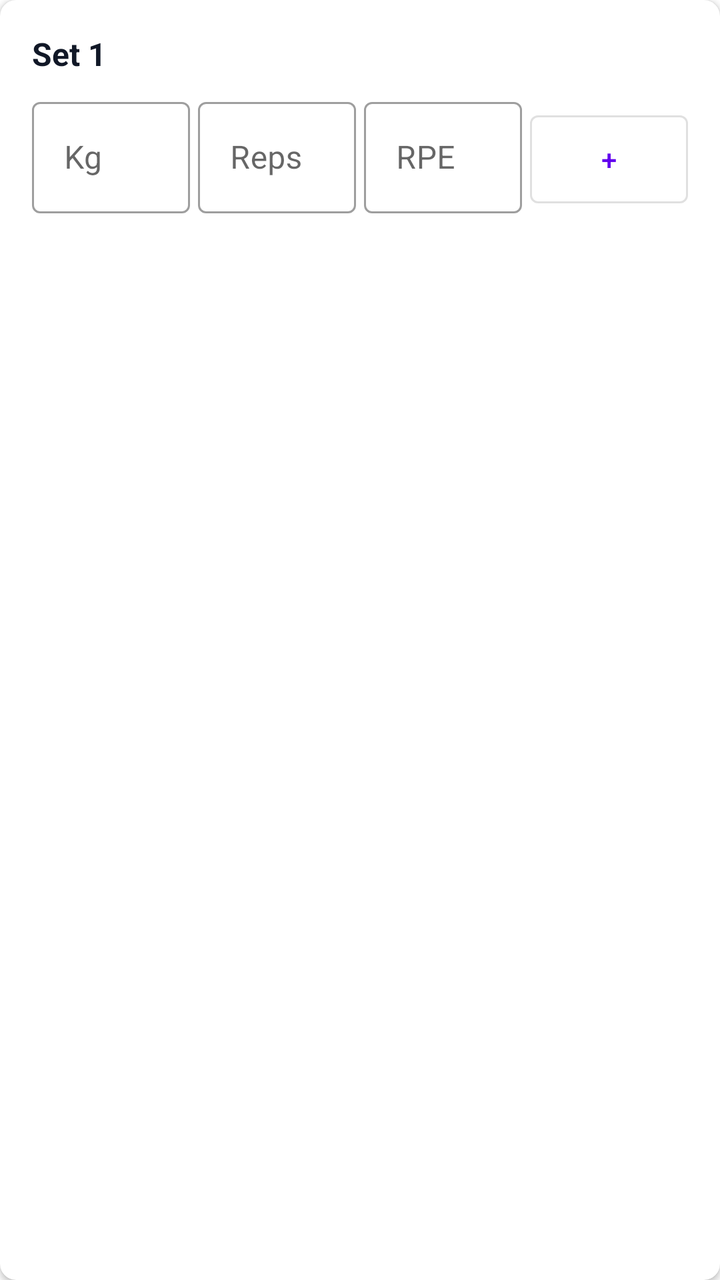
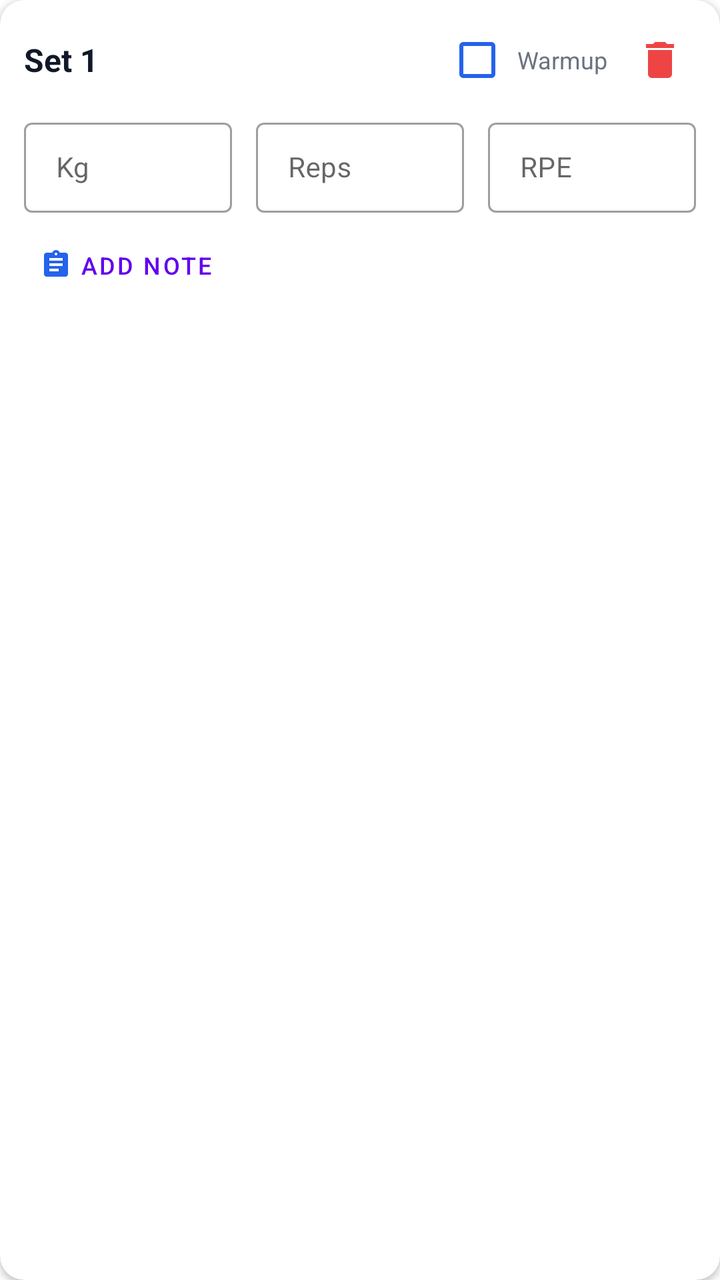

Compare the two renders of this Android layout. The source of the first and the diff that turns it into the second are given below.
<!-- AndroidManifest.xml: application theme Theme.Fitness -->
<!-- res/layout/item_edit_set.xml -->
<?xml version="1.0" encoding="utf-8"?>
<androidx.cardview.widget.CardView xmlns:android="http://schemas.android.com/apk/res/android"
    xmlns:app="http://schemas.android.com/apk/res-auto"
    android:layout_width="match_parent"
    android:layout_height="wrap_content"
    android:layout_margin="8dp"
    app:cardCornerRadius="8dp"
    app:cardElevation="2dp">

    <LinearLayout
        android:layout_width="match_parent"
        android:layout_height="wrap_content"
        android:orientation="vertical"
        android:padding="16dp">

        <TextView
            android:id="@+id/text_set_number"
            android:layout_width="match_parent"
            android:layout_height="wrap_content"
            android:text="Set 1"
            android:textAppearance="@style/TextAppearance.AppCompat.Subhead"
            android:textStyle="bold"
            android:textColor="@color/fitness_text_primary"
            android:layout_marginBottom="8dp" />

        <LinearLayout
            android:layout_width="match_parent"
            android:layout_height="wrap_content"
            android:orientation="horizontal"
            android:weightSum="4">

            <com.google.android.material.textfield.TextInputLayout
                android:id="@+id/text_input_layout_kg"
                style="@style/Widget.MaterialComponents.TextInputLayout.OutlinedBox"
                android:layout_width="0dp"
                android:layout_height="wrap_content"
                android:layout_weight="1"
                android:layout_marginEnd="4dp"
                android:hint="Kg">

                <com.google.android.material.textfield.TextInputEditText
                    android:id="@+id/edit_text_kg"
                    android:layout_width="match_parent"
                    android:layout_height="wrap_content"
                    android:inputType="numberDecimal" />
            </com.google.android.material.textfield.TextInputLayout>

            <com.google.android.material.textfield.TextInputLayout
                android:id="@+id/text_input_layout_reps"
                style="@style/Widget.MaterialComponents.TextInputLayout.OutlinedBox"
                android:layout_width="0dp"
                android:layout_height="wrap_content"
                android:layout_weight="1"
                android:layout_marginEnd="4dp"
                android:hint="Reps">

                <com.google.android.material.textfield.TextInputEditText
                    android:id="@+id/edit_text_reps"
                    android:layout_width="match_parent"
                    android:layout_height="wrap_content"
                    android:inputType="number" />
            </com.google.android.material.textfield.TextInputLayout>

            <com.google.android.material.textfield.TextInputLayout
                android:id="@+id/text_input_layout_rpe"
                style="@style/Widget.MaterialComponents.TextInputLayout.OutlinedBox"
                android:layout_width="0dp"
                android:layout_height="wrap_content"
                android:layout_weight="1"
                android:layout_marginEnd="4dp"
                android:hint="RPE">

                <com.google.android.material.textfield.TextInputEditText
                    android:id="@+id/edit_text_rpe"
                    android:layout_width="match_parent"
                    android:layout_height="wrap_content"
                    android:inputType="numberDecimal" />
            </com.google.android.material.textfield.TextInputLayout>

            <Button
                android:id="@+id/button_note"
                style="@style/Widget.MaterialComponents.Button.OutlinedButton"
                android:layout_width="0dp"
                android:layout_height="wrap_content"
                android:layout_weight="1"
                android:text="+"
                android:minHeight="56dp" />

        </LinearLayout>

        <TextView
            android:id="@+id/text_note_preview"
            android:layout_width="match_parent"
            android:layout_height="wrap_content"
            android:layout_marginTop="8dp"
            android:visibility="gone"
            android:textColor="@color/fitness_text_secondary"
            android:textSize="12sp"
            android:maxLines="2"
            android:ellipsize="end" />

    </LinearLayout>

</androidx.cardview.widget.CardView>
<!-- resources referenced by this layout -->
<resources>
  <color name="fitness_text_primary">#111827</color>
  <color name="fitness_text_secondary">#6B7280</color>
  <style name="Theme.Fitness" parent="Theme.MaterialComponents.DayNight.NoActionBar">
          
          <item name="colorPrimary">@color/fitness_primary</item>
          <item name="colorPrimaryVariant">@color/fitness_primary_dark</item>
          <item name="colorOnPrimary">@color/white</item>
          
          <item name="colorSecondary">@color/fitness_accent</item>
          <item name="colorSecondaryVariant">@color/fitness_accent</item>
          <item name="colorOnSecondary">@color/white</item>
          
          <item name="android:windowBackground">@color/fitness_background</item>
          <item name="colorSurface">@color/fitness_card_background</item>
          
          <item name="android:textColorPrimary">@color/fitness_text_primary</item>
          <item name="android:textColorSecondary">@color/fitness_text_secondary</item>
          
          <item name="android:statusBarColor">@color/fitness_background</item>
          <item name="android:windowLightStatusBar">true</item>
          
          
          <item name="materialAlertDialogTheme">@style/ThemeOverlay.Fitness.MaterialAlertDialog</item>
      </style>
  <color name="fitness_primary">#2563EB</color>
  <color name="fitness_primary_dark">#1E40AF</color>
  <color name="white">#FFFFFFFF</color>
  <color name="fitness_accent">#F59E0B</color>
  <color name="fitness_background">#F3F4F6</color>
  <color name="fitness_card_background">#FFFFFF</color>
  <!-- drawable bg_dialog_rounded (drawable) -->
  <?xml version="1.0" encoding="utf-8"?>
  <shape xmlns:android="http://schemas.android.com/apk/res/android"
      android:shape="rectangle">
      <solid android:color="@color/fitness_card_background" />
      <corners android:radius="24dp" />
  </shape>
  <style name="MaterialAlertDialog.Fitness.Body" parent="MaterialAlertDialog.MaterialComponents.Body.Text">
          <item name="android:textColor">@color/fitness_text_primary</item>
          <item name="android:textSize">15sp</item>
      </style>
  <style name="MaterialAlertDialog.Fitness.Button" parent="Widget.MaterialComponents.Button.TextButton.Dialog">
          <item name="android:textColor">@color/fitness_primary</item>
          <item name="android:textSize">15sp</item>
          <item name="android:textStyle">bold</item>
      </style>
  <!-- unchanged entries left out for length: 2 -->
</resources>

<!-- the commit's change to res/layout/item_edit_set.xml (unified diff, before → after) -->
@@ -3,101 +3,157 @@
     xmlns:app="http://schemas.android.com/apk/res-auto"
     android:layout_width="match_parent"
     android:layout_height="wrap_content"
-    android:layout_margin="8dp"
-    app:cardCornerRadius="8dp"
+    android:layout_marginHorizontal="4dp"
+    android:layout_marginVertical="6dp"
+    app:cardBackgroundColor="@color/fitness_card_background"
+    app:cardCornerRadius="12dp"
     app:cardElevation="2dp">
 
     <LinearLayout
         android:layout_width="match_parent"
         android:layout_height="wrap_content"
         android:orientation="vertical"
-        android:padding="16dp">
+        android:padding="12dp">
 
-        <TextView
-            android:id="@+id/text_set_number"
-            android:layout_width="match_parent"
-            android:layout_height="wrap_content"
-            android:text="Set 1"
-            android:textAppearance="@style/TextAppearance.AppCompat.Subhead"
-            android:textStyle="bold"
-            android:textColor="@color/fitness_text_primary"
-            android:layout_marginBottom="8dp" />
-
+        
         <LinearLayout
             android:layout_width="match_parent"
             android:layout_height="wrap_content"
             android:orientation="horizontal"
-            android:weightSum="4">
+            android:gravity="center_vertical"
+            android:layout_marginBottom="8dp">
+
+            <TextView
+                android:id="@+id/text_set_number"
+                android:layout_width="0dp"
+                android:layout_height="wrap_content"
+                android:layout_weight="1"
+                android:text="Set 1"
+                android:textAppearance="@style/TextAppearance.AppCompat.Subhead"
+                android:textStyle="bold"
+                android:textColor="@color/fitness_text_primary" />
+
+            
+            <CheckBox
+                android:id="@+id/cb_warmup"
+                android:layout_width="wrap_content"
+                android:layout_height="wrap_content"
+                android:buttonTint="@color/fitness_primary"
+                android:text="Warmup"
+                android:textColor="@color/fitness_text_secondary"
+                android:textSize="12sp"
+                android:minHeight="0dp"
+                android:minWidth="0dp"
+                android:paddingStart="4dp" />
+
+            
+            <ImageButton
+                android:id="@+id/button_delete"
+                android:layout_width="36dp"
+                android:layout_height="36dp"
+                android:layout_marginStart="8dp"
+                android:background="?attr/selectableItemBackgroundBorderless"
+                android:contentDescription="@string/button_delete"
+                android:src="@drawable/ic_delete"
+                app:tint="@color/fitness_error" />
+
+        </LinearLayout>
+
+        
+        <LinearLayout
+            android:layout_width="match_parent"
+            android:layout_height="wrap_content"
+            android:orientation="horizontal"
+            android:baselineAligned="false">
 
             <com.google.android.material.textfield.TextInputLayout
                 android:id="@+id/text_input_layout_kg"
-                style="@style/Widget.MaterialComponents.TextInputLayout.OutlinedBox"
+                style="@style/Widget.MaterialComponents.TextInputLayout.OutlinedBox.Dense"
                 android:layout_width="0dp"
                 android:layout_height="wrap_content"
                 android:layout_weight="1"
-                android:layout_marginEnd="4dp"
-                android:hint="Kg">
+                android:layout_marginEnd="6dp"
+                android:hint="@string/hint_kg">
 
                 <com.google.android.material.textfield.TextInputEditText
                     android:id="@+id/edit_text_kg"
                     android:layout_width="match_parent"
                     android:layout_height="wrap_content"
-                    android:inputType="numberDecimal" />
+                    android:inputType="numberDecimal"
+                    android:textSize="14sp" />
             </com.google.android.material.textfield.TextInputLayout>
 
             <com.google.android.material.textfield.TextInputLayout
                 android:id="@+id/text_input_layout_reps"
-                style="@style/Widget.MaterialComponents.TextInputLayout.OutlinedBox"
+                style="@style/Widget.MaterialComponents.TextInputLayout.OutlinedBox.Dense"
                 android:layout_width="0dp"
                 android:layout_height="wrap_content"
                 android:layout_weight="1"
-                android:layout_marginEnd="4dp"
-                android:hint="Reps">
+                android:layout_marginHorizontal="6dp"
+                android:hint="@string/hint_reps">
 
                 <com.google.android.material.textfield.TextInputEditText
                     android:id="@+id/edit_text_reps"
                     android:layout_width="match_parent"
                     android:layout_height="wrap_content"
-                    android:inputType="number" />
+                    android:inputType="number"
+                    android:textSize="14sp" />
             </com.google.android.material.textfield.TextInputLayout>
 
             <com.google.android.material.textfield.TextInputLayout
                 android:id="@+id/text_input_layout_rpe"
-                style="@style/Widget.MaterialComponents.TextInputLayout.OutlinedBox"
+                style="@style/Widget.MaterialComponents.TextInputLayout.OutlinedBox.Dense"
                 android:layout_width="0dp"
                 android:layout_height="wrap_content"
                 android:layout_weight="1"
-                android:layout_marginEnd="4dp"
-                android:hint="RPE">
+                android:layout_marginStart="6dp"
+                android:hint="@string/hint_rpe">
 
                 <com.google.android.material.textfield.TextInputEditText
                     android:id="@+id/edit_text_rpe"
                     android:layout_width="match_parent"
                     android:layout_height="wrap_content"
-                    android:inputType="numberDecimal" />
+                    android:inputType="numberDecimal"
+                    android:textSize="14sp" />
             </com.google.android.material.textfield.TextInputLayout>
 
-            <Button
+        </LinearLayout>
+
+        
+        <LinearLayout
+            android:id="@+id/layout_note_row"
+            android:layout_width="match_parent"
+            android:layout_height="wrap_content"
+            android:orientation="horizontal"
+            android:gravity="center_vertical"
+            android:layout_marginTop="8dp">
+
+            <com.google.android.material.button.MaterialButton
                 android:id="@+id/button_note"
-                style="@style/Widget.MaterialComponents.Button.OutlinedButton"
+                style="@style/Widget.MaterialComponents.Button.TextButton"
+                android:layout_width="wrap_content"
+                android:layout_height="wrap_content"
+                android:text="@string/button_add_note"
+                android:textSize="12sp"
+                android:minHeight="32dp"
+                app:icon="@drawable/ic_note"
+                app:iconSize="16dp"
+                app:iconTint="@color/fitness_primary" />
+
+            <TextView
+                android:id="@+id/text_note_preview"
                 android:layout_width="0dp"
                 android:layout_height="wrap_content"
                 android:layout_weight="1"
-                android:text="+"
-                android:minHeight="56dp" />
+                android:layout_marginStart="8dp"
+                android:visibility="gone"
+                android:textColor="@color/fitness_text_secondary"
+                android:textSize="12sp"
+                android:textStyle="italic"
+                android:maxLines="1"
+                android:ellipsize="end" />
 
         </LinearLayout>
-
-        <TextView
-            android:id="@+id/text_note_preview"
-            android:layout_width="match_parent"
-            android:layout_height="wrap_content"
-            android:layout_marginTop="8dp"
-            android:visibility="gone"
-            android:textColor="@color/fitness_text_secondary"
-            android:textSize="12sp"
-            android:maxLines="2"
-            android:ellipsize="end" />
 
     </LinearLayout>
 
<!-- resource entries referenced after the edit -->
@@ -2,6 +2,33 @@
 <resources>
   <color name="fitness_text_primary">#111827</color>
   <color name="fitness_text_secondary">#6B7280</color>
+  <!-- drawable ic_delete (drawable) -->
+  <vector xmlns:android="http://schemas.android.com/apk/res/android"
+      android:width="24dp"
+      android:height="24dp"
+      android:viewportWidth="24.0"
+      android:viewportHeight="24.0"
+      android:tint="@color/fitness_primary">
+      <path
+          android:fillColor="@android:color/white"
+          android:pathData="M6,19c0,1.1 0.9,2 2,2h8c1.1,0 2,-0.9 2,-2V7H6v12zM19,4h-3.5l-1,-1h-5l-1,1H5v2h14V4z" />
+  </vector>
+  <!-- drawable ic_note (drawable) -->
+  <vector xmlns:android="http://schemas.android.com/apk/res/android"
+      android:width="24dp"
+      android:height="24dp"
+      android:viewportWidth="24"
+      android:viewportHeight="24"
+      android:tint="@color/fitness_text_secondary">
+      <path
+          android:fillColor="@android:color/white"
+          android:pathData="M19,3H14.82C14.4,1.84 13.3,1 12,1S9.6,1.84 9.18,3H5C3.9,3 3,3.9 3,5v14c0,1.1 0.9,2 2,2h14c1.1,0 2,-0.9 2,-2V5C21,3.9 20.1,3 19,3zM12,3c0.55,0 1,0.45 1,1s-0.45,1 -1,1 -1,-0.45 -1,-1 0.45,-1 1,-1zM14,17H7v-2h7V17zM17,13H7v-2h10V13zM17,9H7V7h10V9z" />
+  </vector>
+  <string name="button_add_note">Add Note</string>
+  <string name="button_delete">Delete</string>
+  <string name="hint_kg">Kg</string>
+  <string name="hint_reps">Reps</string>
+  <string name="hint_rpe">RPE</string>
   <style name="Theme.Fitness" parent="Theme.MaterialComponents.DayNight.NoActionBar">
           
           <item name="colorPrimary">@color/fitness_primary</item>
@@ -18,8 +45,13 @@
           <item name="android:textColorPrimary">@color/fitness_text_primary</item>
           <item name="android:textColorSecondary">@color/fitness_text_secondary</item>
           
-          <item name="android:statusBarColor">@color/fitness_background</item>
+          <item name="android:statusBarColor">@android:color/transparent</item>
           <item name="android:windowLightStatusBar">true</item>
+          
+          
+          <item name="android:navigationBarColor">@android:color/transparent</item>
+          <item name="android:windowLightNavigationBar" tools:targetApi="o_mr1">true</item>
+          <item name="android:windowDrawsSystemBarBackgrounds">true</item>
           
           
           <item name="materialAlertDialogTheme">@style/ThemeOverlay.Fitness.MaterialAlertDialog</item>
@@ -30,6 +62,7 @@
   <color name="fitness_accent">#F59E0B</color>
   <color name="fitness_background">#F3F4F6</color>
   <color name="fitness_card_background">#FFFFFF</color>
+  <color name="fitness_error">#EF4444</color>
   <!-- drawable bg_dialog_rounded (drawable) -->
   <?xml version="1.0" encoding="utf-8"?>
   <shape xmlns:android="http://schemas.android.com/apk/res/android"
